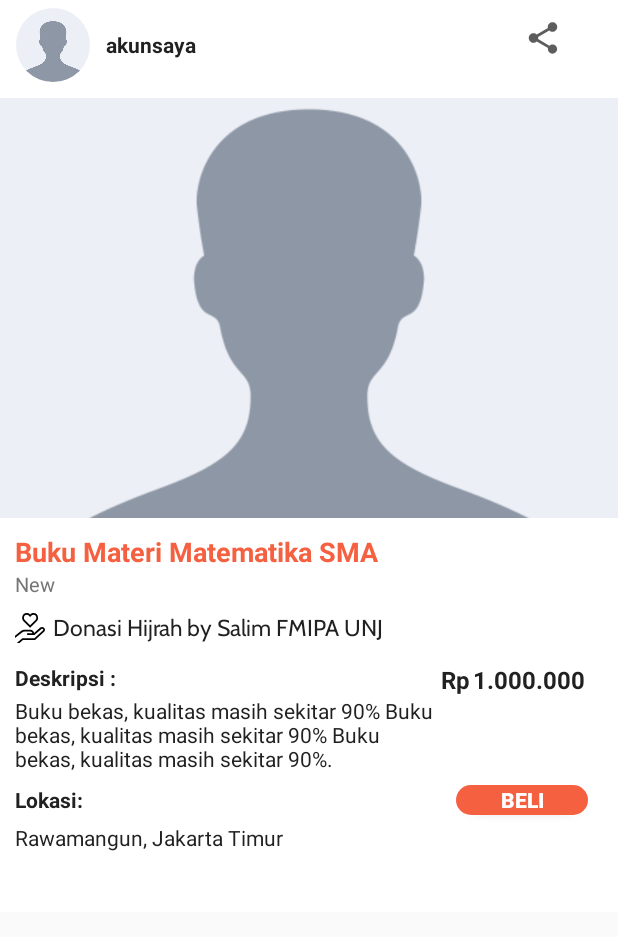
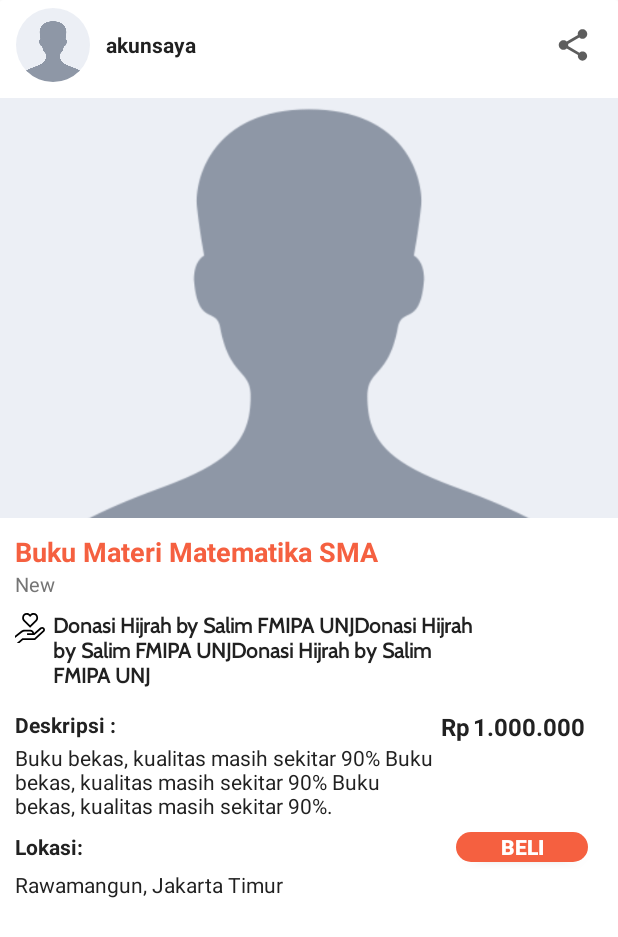
Before and after one commit to AtikahBZqAulia/Vviped, an Android app: the layout sellingposts_layout.xml on its own in the app's theme, with its tools: preview values and no code run, on a phone screen of 412 x 824 dp. Shown: the top 937 px of the screen. Run offline under Robolectric (Android 15) with nearby library versions, the phone set to English and light mode, and no system bars.

Commit message:
update layout

```diff
--- a/app/build.gradle
+++ b/app/build.gradle
@@ -77,4 +77,5 @@ dependencies {
 
     implementation "androidx.navigation:navigation-fragment-ktx:1.0.0-alpha05"
     implementation "androidx.navigation:navigation-ui-ktx:1.0.0-alpha05"
+    implementation 'androidx.core:core-ktx:1.0.0-alpha1'
 }
--- a/app/src/main/java/com/ilkom/vviped/model/CampaignListAdapter.kt
+++ b/app/src/main/java/com/ilkom/vviped/model/CampaignListAdapter.kt
@@ -91,7 +91,9 @@ class CampaignListAdapter(
                 shareIntent.action = Intent.ACTION_SEND
                 shareIntent.type="text/plain"
                 shareIntent.putExtra(Intent.EXTRA_TEXT,
-                    "Saya mendukung kampanye :$campaign_name"
+                    "Saya mendukung kampanye: $campaign_name. " +
+                            "Bantu donasi dengan menjual barang kamu atau membeli barang untuk " +
+                            "ikut mendukung campaign ini hanya di Vviped! (link)"
                 )
                 val sendIntent = Intent.createChooser(shareIntent, null)
                 context.startActivity(sendIntent)
--- a/app/src/main/res/layout/activity_upload_selling.xml
+++ b/app/src/main/res/layout/activity_upload_selling.xml
@@ -31,7 +31,7 @@
             android:layout_height="match_parent"
             android:gravity="center"
             android:text="Form Jual Produk"
-            android:textColor="@color/colorAccent2"
+            android:textColor="@color/colorBlack"
             android:textSize="18dp"
             android:textStyle="bold" />
 
@@ -76,7 +76,7 @@
                     <TextView
                         android:id="@+id/campaign_title"
                         android:layout_width="wrap_content"
-                        android:layout_height="22dp"
+                        android:layout_height="wrap_content"
                         android:paddingLeft="5dp"
                         android:paddingRight="5dp"
                         android:textStyle="bold"
--- a/app/src/main/res/layout/campaign_layout.xml
+++ b/app/src/main/res/layout/campaign_layout.xml
@@ -47,11 +47,9 @@
                 android:layout_width="50dp"
                 android:layout_height="50dp"
                 android:src="@drawable/ic_baseline_share_24"
-                android:layout_gravity="right"
-                android:layout_marginRight="20dp"
-                android:layout_marginBottom="5dp"
+                android:layout_gravity="end|center_vertical"
                 app:backgroundTint="@color/colorWhite"
-                android:layout_marginEnd="20dp" />
+                 />
         </LinearLayout>
 
         <ImageView
--- a/app/src/main/res/layout/sellingposts_layout.xml
+++ b/app/src/main/res/layout/sellingposts_layout.xml
@@ -48,11 +48,9 @@
                     android:layout_width="50dp"
                     android:layout_height="50dp"
                     android:src="@drawable/ic_baseline_share_24"
-                    android:layout_gravity="right"
-                    android:layout_marginRight="20dp"
-                    android:layout_marginBottom="5dp"
+                    android:layout_gravity="end|center_vertical"
                     app:backgroundTint="@color/colorWhite"
-                    android:layout_marginEnd="20dp" />
+                     />
         </LinearLayout>
 
         <ImageView
@@ -107,15 +105,16 @@
 
             <TextView
                 android:id="@+id/campaign_title"
-                android:layout_width="wrap_content"
+                android:layout_width="300dp"
                 android:layout_height="wrap_content"
                 android:fontFamily="@font/cabin"
                 android:paddingLeft="5dp"
                 android:paddingRight="5dp"
-                android:text="Donasi Hijrah by Salim FMIPA UNJ"
+                android:text="Donasi Hijrah by Salim FMIPA UNJDonasi Hijrah by Salim FMIPA UNJDonasi Hijrah by Salim FMIPA UNJ"
                 android:layout_marginBottom="8dp"
                 android:textColor="@color/colorBlack"
-                android:textSize="15sp"
+                android:textStyle="bold"
+                android:textSize="14sp"
                 app:layout_constraintBottom_toBottomOf="parent"
                 app:layout_constraintStart_toEndOf="@id/icon_campaign"
                 app:layout_constraintTop_toTopOf="parent"
```
Also changed, not shown: app/src/main/java/com/ilkom/vviped/MainActivity.kt (+7 -0 lines), app/src/main/java/com/ilkom/vviped/UploadSellingActivity.kt (+7 -0 lines), app/src/main/java/com/ilkom/vviped/model/SellingPostsAdapter.kt (+36 -7 lines).
